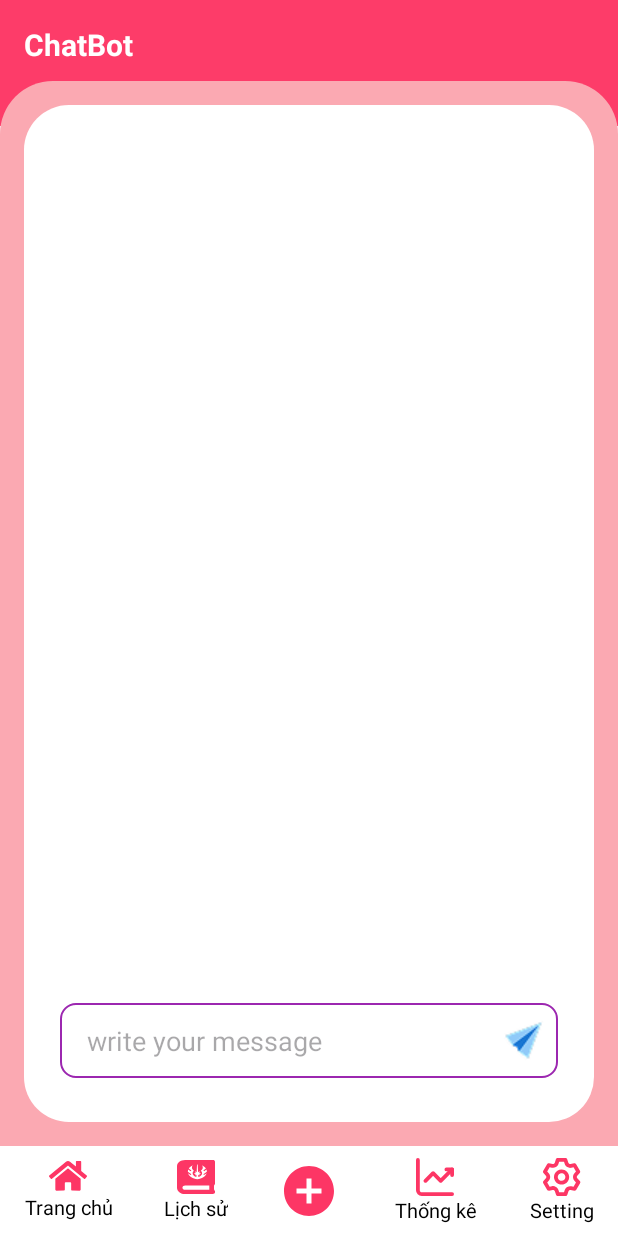
After one commit to hoanhnam2003/EXPENSE-MANAGEMENT, an Android app: the fragment ChatbotFragment placed in its activity, on a phone screen of 412 x 824 dp. The commit adds this screen. Run offline under Robolectric (Android 15) with nearby library versions, the phone set to English and light mode, and no system bars; our stand-ins replace Room's generated code.

Commit message:
thêm ai chat bot và sửa giao diện

```diff
--- a/app/build.gradle
+++ b/app/build.gradle
@@ -56,6 +56,8 @@ dependencies {
     implementation libs.room.common
     implementation libs.room.runtime
     annotationProcessor libs.room.compiler
+    implementation 'com.google.android.material:material:1.11.0'
+
 
     // Thư viện kiểm tra đơn vị
     testImplementation 'junit:junit:4.13.2'
@@ -64,4 +66,8 @@ dependencies {
 
     // Thư viện kiểm thử Room
     testImplementation 'androidx.room:room-testing:2.5.2'
+
+    // Thư viện để sủ dụng chat bot
+    implementation("com.squareup.okhttp3:okhttp:4.12.0")
+    implementation 'androidx.appcompat:appcompat:1.6.1'
 }
--- a/app/src/main/AndroidManifest.xml
+++ b/app/src/main/AndroidManifest.xml
@@ -3,6 +3,8 @@
     xmlns:tools="http://schemas.android.com/tools" >
     <uses-permission android:name="android.permission.INTERNET"/>
     <uses-permission android:name="android.permission.ACCESS_NETWORK_STATE"/>
+    <uses-permission android:name="android.permission.WRITE_EXTERNAL_STORAGE"/>
+    <uses-permission android:name="android.permission.READ_EXTERNAL_STORAGE"/>
 
     <application
         android:allowBackup="true"
--- a/app/src/main/java/com/namha/expensemanagement/ui/activities/MainActivity.java
+++ b/app/src/main/java/com/namha/expensemanagement/ui/activities/MainActivity.java
@@ -21,9 +21,11 @@ import androidx.appcompat.app.AppCompatActivity;
 import androidx.fragment.app.Fragment;
 import androidx.lifecycle.ViewModelProvider;
 
+import com.google.android.material.floatingactionbutton.FloatingActionButton;
 import com.namha.expensemanagement.R;
 import com.namha.expensemanagement.databinding.ActivityMainBinding;
 import com.namha.expensemanagement.ui.fragments.AddFragment;
+import com.namha.expensemanagement.ui.fragments.ChatbotFragment;
 import com.namha.expensemanagement.ui.fragments.HistoryFragment;
 import com.namha.expensemanagement.ui.fragments.HomeFragment;
 import com.namha.expensemanagement.ui.fragments.ReportFragment;
@@ -52,7 +54,7 @@ public class MainActivity extends AppCompatActivity {
     private TextView networkStatusTextView;
     private NetworkChangeReceiver networkChangeReceiver;
 
-    private boolean isConnected = true;
+    FloatingActionButton fabChatbot;
 
 
     @Override
@@ -64,6 +66,35 @@ public class MainActivity extends AppCompatActivity {
         // Check if binding is not null before setting the content view
         if (binding != null) {
             setContentView(binding.getRoot());
+        }
+        FloatingActionButton fabChatbot = findViewById(R.id.fabChatbot);
+
+        if (fabChatbot != null) {
+            // Mở ChatbotFragment khi click FAB
+            fabChatbot.setOnClickListener(v -> {
+                ChatbotFragment chatbotFragment = new ChatbotFragment();
+                getSupportFragmentManager().beginTransaction()
+                        .replace(R.id.flHomeContainer, chatbotFragment)
+                        .addToBackStack("ChatbotFragment") // Thêm vào BackStack để quay lại được
+                        .commit();
+            });
+
+            // Lắng nghe thay đổi Fragment để ẩn/hiện fabChatbot
+            getSupportFragmentManager().addOnBackStackChangedListener(() -> {
+                Fragment currentFragment = getSupportFragmentManager().findFragmentById(R.id.flHomeContainer);
+                if (currentFragment instanceof ChatbotFragment) {
+                    fabChatbot.hide(); // Dùng hide() để ẩn mượt hơn
+                } else {
+                    fabChatbot.show(); // Dùng show() để hiện lại
+                }
+            });
+        }
+
+        // Hiển thị Fragment mặc định
+        if (savedInstanceState == null) {
+            getSupportFragmentManager().beginTransaction()
+                    .replace(R.id.flHomeContainer, new HomeFragment())
+                    .commit();
         }
 
         // Initialize ViewModels with null checks
@@ -315,4 +346,28 @@ public class MainActivity extends AppCompatActivity {
         }
         return false;
     }
+
+    private void openChatbotFragment() {
+        ChatbotFragment chatbotFragment = new ChatbotFragment();
+
+        // Chuyển đổi sang ChatbotFragment
+        getSupportFragmentManager().beginTransaction()
+                .replace(R.id.frameLayout, chatbotFragment)
+                .addToBackStack(null) // Để quay lại Fragment trước đó khi nhấn nút back
+                .commit();
+    }
+
+    public void showFabChatbot() {
+        FloatingActionButton fabChatbot = findViewById(R.id.fabChatbot);
+        if (fabChatbot != null) {
+            fabChatbot.show();
+        }
+    }
+
+    public void hideFabChatbot() {
+        FloatingActionButton fabChatbot = findViewById(R.id.fabChatbot);
+        if (fabChatbot != null) {
+            fabChatbot.hide();
+        }
+    }
 }
--- /dev/null
+++ b/app/src/main/java/com/namha/expensemanagement/ui/adapters/MessageAdapter.java
@@ -0,0 +1,67 @@
+package com.namha.expensemanagement.ui.adapters;
+
+
+import android.view.LayoutInflater;
+import android.view.View;
+import android.view.ViewGroup;
+import android.widget.TextView;
+
+import androidx.annotation.NonNull;
+import androidx.constraintlayout.widget.ConstraintLayout;
+import androidx.recyclerview.widget.RecyclerView;
+
+import com.namha.expensemanagement.R;
+import com.namha.expensemanagement.viewmodels.MessageModel;
+
+import java.util.List;
+
+public class MessageAdapter extends RecyclerView.Adapter<MessageAdapter.viewHolder> {
+    List<MessageModel>modelList;
+
+    public MessageAdapter(List<MessageModel> modelList) {
+        this.modelList = modelList;
+    }
+
+    @NonNull
+    @Override
+    public viewHolder onCreateViewHolder(@NonNull ViewGroup parent, int viewType) {
+
+        View view = LayoutInflater.from(parent.getContext()).inflate(R.layout.item_message, null);
+        return new viewHolder(view);
+    }
+
+    @Override
+    public void onBindViewHolder(@NonNull viewHolder holder, int position) {
+
+        MessageModel model = modelList.get(position);
+        if (model.getSentBy().equals(MessageModel.SENT_BY_ME)){
+
+            holder.leftChat.setVisibility(View.GONE);
+            holder.rightChat.setVisibility(View.VISIBLE);
+            holder.rightText.setText(model.getMessage());
+            }
+        else {
+            holder.rightChat.setVisibility(View.GONE);
+            holder.leftChat.setVisibility(View.VISIBLE);
+            holder.leftText.setText(model.getMessage());
+        }
+    }
+
+    @Override
+    public int getItemCount() {
+        return modelList.size();
+    }
+
+    public class viewHolder extends RecyclerView.ViewHolder {
+        ConstraintLayout leftChat, rightChat;
+        TextView leftText, rightText;
+        public viewHolder(@NonNull View itemView) {
+            super(itemView);
+
+            leftChat = itemView.findViewById(R.id.left_chat);
+            rightChat = itemView.findViewById(R.id.right_chat);
+            leftText = itemView.findViewById(R.id.left_text);
+            rightText = itemView.findViewById(R.id.right_text);
+        }
+    }
+}
--- /dev/null
+++ b/app/src/main/java/com/namha/expensemanagement/ui/fragments/ChatbotFragment.java
@@ -0,0 +1,119 @@
+package com.namha.expensemanagement.ui.fragments;
+
+import android.os.Bundle;
+import android.view.LayoutInflater;
+import android.view.View;
+import android.view.ViewGroup;
+import android.widget.Button;
+import android.widget.EditText;
+import android.widget.ImageView;
+import android.widget.Toast;
+
+import androidx.annotation.NonNull;
+import androidx.annotation.Nullable;
+import androidx.fragment.app.Fragment;
+import androidx.recyclerview.widget.LinearLayoutManager;
+import androidx.recyclerview.widget.RecyclerView;
+
+import com.namha.expensemanagement.R;
+import com.namha.expensemanagement.server.ChatService;
+import com.namha.expensemanagement.ui.activities.MainActivity;
+import com.namha.expensemanagement.ui.adapters.MessageAdapter;
+import com.namha.expensemanagement.viewmodels.MessageModel;
+
+import java.util.ArrayList;
+import java.util.List;
+
+public class ChatbotFragment extends Fragment {
+    private RecyclerView recyclerView;
+    private EditText inputMessage;
+    private ImageView sendButton;
+    private MessageAdapter messageAdapter;
+    private List<MessageModel> messageList;
+    private ChatService chatService;
+
+    @Nullable
+    @Override
+    public View onCreateView(@NonNull LayoutInflater inflater, @Nullable ViewGroup container, @Nullable Bundle savedInstanceState) {
+        View view = inflater.inflate(R.layout.chatbot_frgament, container, false);
+
+        recyclerView = view.findViewById(R.id.recyclerView);
+        inputMessage = view.findViewById(R.id.message);
+        sendButton = view.findViewById(R.id.send);
+
+        messageList = new ArrayList<>();
+        messageAdapter = new MessageAdapter(messageList);
+        recyclerView.setLayoutManager(new LinearLayoutManager(getContext()));
+        recyclerView.setAdapter(messageAdapter);
+
+        chatService = new ChatService();
+
+        sendButton.setOnClickListener(v -> sendMessage());
+
+        return view;
+    }
+
+    @Override
+    public void onResume() {
+        super.onResume();
+        ((MainActivity) requireActivity()).findViewById(R.id.fabChatbot).setVisibility(View.GONE);
+    }
+
+    @Override
+    public void onPause() {
+        super.onPause();
+        ((MainActivity) requireActivity()).findViewById(R.id.fabChatbot).setVisibility(View.VISIBLE);
+    }
+
+
+    private void sendMessage() {
+        String userMessage = inputMessage.getText().toString().trim();
+        if (userMessage.isEmpty()) {
+            Toast.makeText(getContext(), "Vui lòng nhập tin nhắn!", Toast.LENGTH_SHORT).show();
+            return;
+        }
+
+        // Hiển thị tin nhắn của người dùng
+        messageList.add(new MessageModel(userMessage, MessageModel.SENT_BY_ME));
+        messageAdapter.notifyItemInserted(messageList.size() - 1);
+        recyclerView.smoothScrollToPosition(messageList.size() - 1);
+        inputMessage.setText("");
+
+        // Thêm tin nhắn "Đang trả lời..." từ bot
+        MessageModel botTypingMessage = new MessageModel("Typing...", MessageModel.SENT_BY_BOT);
+        messageList.add(botTypingMessage);
+        int botTypingIndex = messageList.size() - 1;
+        messageAdapter.notifyItemInserted(botTypingIndex);
+        recyclerView.smoothScrollToPosition(botTypingIndex);
+
+        // Gửi tin nhắn đến server
+        chatService.sendMessage(userMessage, new ChatService.ChatCallback() {
+            @Override
+            public void onSuccess(String responseText) {
+                if (getActivity() != null) {
+                    getActivity().runOnUiThread(() -> {
+                        // Cập nhật tin nhắn "Đang trả lời..." thành câu trả lời từ bot
+                        messageList.set(botTypingIndex, new MessageModel(responseText, MessageModel.SENT_BY_BOT));
+                        messageAdapter.notifyItemChanged(botTypingIndex);
+                        recyclerView.smoothScrollToPosition(botTypingIndex);
+                    });
+                }
+            }
+
+            @Override
+            public void onError(String errorMessage) {
+                if (getActivity() != null) {
+                    getActivity().runOnUiThread(() -> {
+                        // Cập nhật tin nhắn "Đang trả lời..." thành thông báo lỗi
+                        messageList.set(botTypingIndex, new MessageModel("Lỗi: Không thể nhận phản hồi", MessageModel.SENT_BY_BOT));
+                        messageAdapter.notifyItemChanged(botTypingIndex);
+                        recyclerView.smoothScrollToPosition(botTypingIndex);
+
+                        Toast.makeText(getContext(), "Lỗi: " + errorMessage, Toast.LENGTH_SHORT).show();
+                    });
+                }
+            }
+        });
+    }
+
+}
--- a/app/src/main/java/com/namha/expensemanagement/ui/fragments/HomeFragment.java
+++ b/app/src/main/java/com/namha/expensemanagement/ui/fragments/HomeFragment.java
@@ -29,6 +29,7 @@ import androidx.fragment.app.Fragment;
 import androidx.lifecycle.ViewModelProvider;
 
 
+import com.google.android.material.floatingactionbutton.FloatingActionButton;
 import com.namha.expensemanagement.R;
 import com.namha.expensemanagement.database.entities.Transaction;
 import com.namha.expensemanagement.databinding.HomeFragmentBinding;
@@ -237,7 +238,7 @@ public class HomeFragment extends Fragment {
 
 
     //    cảnh báo khi số tiền chi tiêu vượt quá
-//    thông báo ra toast và đẩy thông báo ra ngoài app
+    //    thông báo ra toast và đẩy thông báo ra ngoài app
     private void warningMoney() {
         DecimalFormat decimalFormat = new DecimalFormat("#,###");
         NotificationManager notificationManager = (NotificationManager) getContext().getSystemService(Context.NOTIFICATION_SERVICE);
@@ -638,4 +639,10 @@ public class HomeFragment extends Fragment {
         super.onDestroyView();
         binding = null;
     }
+
+    @Override
+    public void onResume() {
+        super.onResume();
+        ((MainActivity) requireActivity()).showFabChatbot();
+    }
 }
--- /dev/null
+++ b/app/src/main/res/drawable/edit_back.xml
@@ -0,0 +1,9 @@
+<?xml version="1.0" encoding="utf-8"?>
+<shape xmlns:android="http://schemas.android.com/apk/res/android">
+    <stroke android:color="#9C27B0"
+        android:width="1dp"
+        />
+
+    <corners
+        android:radius="10dp"/>
+</shape>
--- a/app/src/main/res/layout/activity_main.xml
+++ b/app/src/main/res/layout/activity_main.xml
@@ -46,4 +46,24 @@
         app:layout_constraintStart_toStartOf="parent"
         app:layout_constraintEnd_toEndOf="parent"/>
 
+    <FrameLayout
+        android:id="@+id/frameLayout"
+        android:layout_width="wrap_content"
+        android:layout_height="wrap_content"
+        android:layout_marginEnd="16dp"
+        android:layout_marginBottom="16dp"
+        app:layout_constraintBottom_toTopOf="@id/icMenuBottom"
+        app:layout_constraintEnd_toEndOf="parent">
+
+        <!-- Nút mở Chatbot -->
+        <com.google.android.material.floatingactionbutton.FloatingActionButton
+            android:id="@+id/fabChatbot"
+            android:layout_width="wrap_content"
+            android:layout_height="wrap_content"
+            android:backgroundTint="@color/white"
+            android:contentDescription="Mở chatbot"
+            android:src="@drawable/chatbot"
+            app:tint="@null"/>
+    </FrameLayout>
+
 </androidx.constraintlayout.widget.ConstraintLayout>
--- /dev/null
+++ b/app/src/main/res/layout/chatbot_frgament.xml
@@ -0,0 +1,112 @@
+<?xml version="1.0" encoding="utf-8"?>
+<androidx.constraintlayout.widget.ConstraintLayout
+    xmlns:android="http://schemas.android.com/apk/res/android"
+    xmlns:app="http://schemas.android.com/apk/res-auto"
+    xmlns:tools="http://schemas.android.com/tools"
+    android:layout_width="match_parent"
+    android:layout_height="match_parent">
+
+    <!-- Phần tiêu đề Chatbot -->
+    <FrameLayout
+        android:id="@+id/frChatbot"
+        android:layout_width="match_parent"
+        android:layout_height="@dimen/_84dp"
+        android:background="#F7FD3665"
+        app:layout_constraintEnd_toEndOf="parent"
+        app:layout_constraintStart_toStartOf="parent"
+        app:layout_constraintTop_toTopOf="parent" />
+
+    <TextView
+        android:id="@+id/tvChatbot"
+        android:layout_width="wrap_content"
+        android:layout_height="wrap_content"
+        android:layout_marginStart="@dimen/dp16"
+        android:layout_marginTop="@dimen/dp16"
+        android:text="@string/chatbot"
+        android:textColor="@color/white"
+        android:textSize="@dimen/_20sp"
+        android:textStyle="bold"
+        app:layout_constraintStart_toStartOf="parent"
+        app:layout_constraintTop_toTopOf="parent" />
+
+    <!-- Nội dung chat -->
+    <androidx.core.widget.NestedScrollView
+        android:layout_width="match_parent"
+        android:layout_height="0dp"
+        android:layout_marginTop="-30dp"
+        android:fillViewport="true"
+        app:layout_constraintBottom_toBottomOf="parent"
+        app:layout_constraintTop_toBottomOf="@id/frChatbot">
+
+        <LinearLayout
+            android:layout_width="match_parent"
+            android:layout_height="wrap_content"
+            android:background="@drawable/shape_group_expenses"
+            android:orientation="vertical"
+            android:paddingVertical="@dimen/dp16">
+
+            <!-- Layout chứa RecyclerView và ô nhập tin nhắn -->
+            <androidx.constraintlayout.widget.ConstraintLayout
+                android:id="@+id/ctExpensesInfo"
+                android:layout_width="match_parent"
+                android:layout_height="match_parent"
+                android:layout_marginHorizontal="@dimen/dp16"
+                android:background="@drawable/shape_account_not_stroke"
+                android:padding="@dimen/_16dp"
+                tools:ignore="ExtraText">
+
+                <!-- Danh sách tin nhắn -->
+                <androidx.recyclerview.widget.RecyclerView
+                    android:id="@+id/recyclerView"
+                    android:layout_width="match_parent"
+                    android:layout_height="0dp"
+                    android:layout_marginBottom="10dp"
+                    app:layout_constraintTop_toTopOf="parent"
+                    app:layout_constraintBottom_toTopOf="@id/message"
+                    app:layout_constraintStart_toStartOf="parent"
+                    app:layout_constraintEnd_toEndOf="parent" />
+
+                <!-- Ô nhập tin nhắn -->
+                <View
+                    android:id="@+id/view"
+                    android:layout_width="0dp"
+                    android:layout_height="50dp"
+                    android:layout_marginStart="8dp"
+                    android:layout_marginEnd="8dp"
+                    android:background="@drawable/edit_back"
+                    app:layout_constraintBottom_toBottomOf="@id/message"
+                    app:layout_constraintStart_toStartOf="parent"
+                    app:layout_constraintEnd_toEndOf="parent"
+                    app:layout_constraintTop_toTopOf="@id/message"/>
+
+                <EditText
+                    android:id="@+id/message"
+                    android:layout_width="0dp"
+                    android:layout_height="wrap_content"
+                    android:layout_marginStart="16dp"
+                    android:layout_marginBottom="16dp"
+                    android:ems="10"
+                    android:inputType="text"
+                    android:hint="write your message"
+                    android:background="@android:color/transparent"
+                    android:padding="10dp"
+                    app:layout_constraintBottom_toBottomOf="parent"
+                    app:layout_constraintStart_toStartOf="parent"
+                    app:layout_constraintEnd_toStartOf="@id/send"/>
+
+                <!-- Nút gửi tin nhắn -->
+                <ImageView
+                    android:id="@+id/send"
+                    android:layout_width="30dp"
+                    android:layout_height="30dp"
+                    android:layout_marginEnd="16dp"
+                    android:src="@drawable/sent"
+                    app:layout_constraintBottom_toBottomOf="@id/message"
+                    app:layout_constraintEnd_toEndOf="parent"
+                    app:layout_constraintTop_toTopOf="@id/message"/>
+
+            </androidx.constraintlayout.widget.ConstraintLayout>
+        </LinearLayout>
+    </androidx.core.widget.NestedScrollView>
+
+</androidx.constraintlayout.widget.ConstraintLayout>
--- a/app/src/main/res/values/strings.xml
+++ b/app/src/main/res/values/strings.xml
@@ -61,4 +61,5 @@
     <string name="dong_lai">Đóng lại</string>
     <string name="nhap_tim_kiem">Nhập tìm kiếm theo ngày</string>
     <string name="baocaothang">Báo cáo tháng này (20/02/2025)</string>
+    <string name="chatbot">ChatBot</string>
 </resources>
```
Also changed, not shown: app/src/main/java/com/namha/expensemanagement/server/ChatService.java (added, +75 -0 lines), app/src/main/java/com/namha/expensemanagement/viewmodels/MessageModel.java (added, +31 -0 lines), app/src/main/res/drawable/send_message_back.xml (added, +8 -0 lines), app/src/main/res/layout/home_fragment.xml (+0 -30 lines), app/src/main/res/layout/item_message.xml (added, +87 -0 lines), app/src/main/res/layout/setting_fragment.xml (+13 -4 lines), app/src/main/res/drawable/botuser.png (added), app/src/main/res/drawable/sent.png (added), app/src/main/res/drawable/user.png (added).
